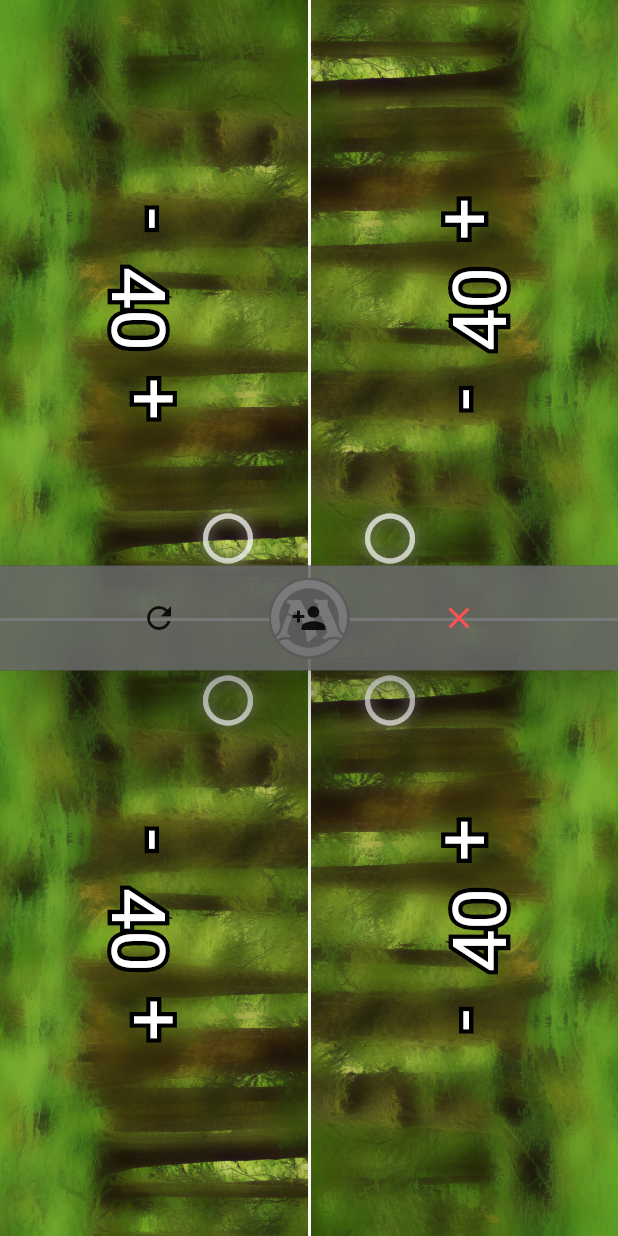
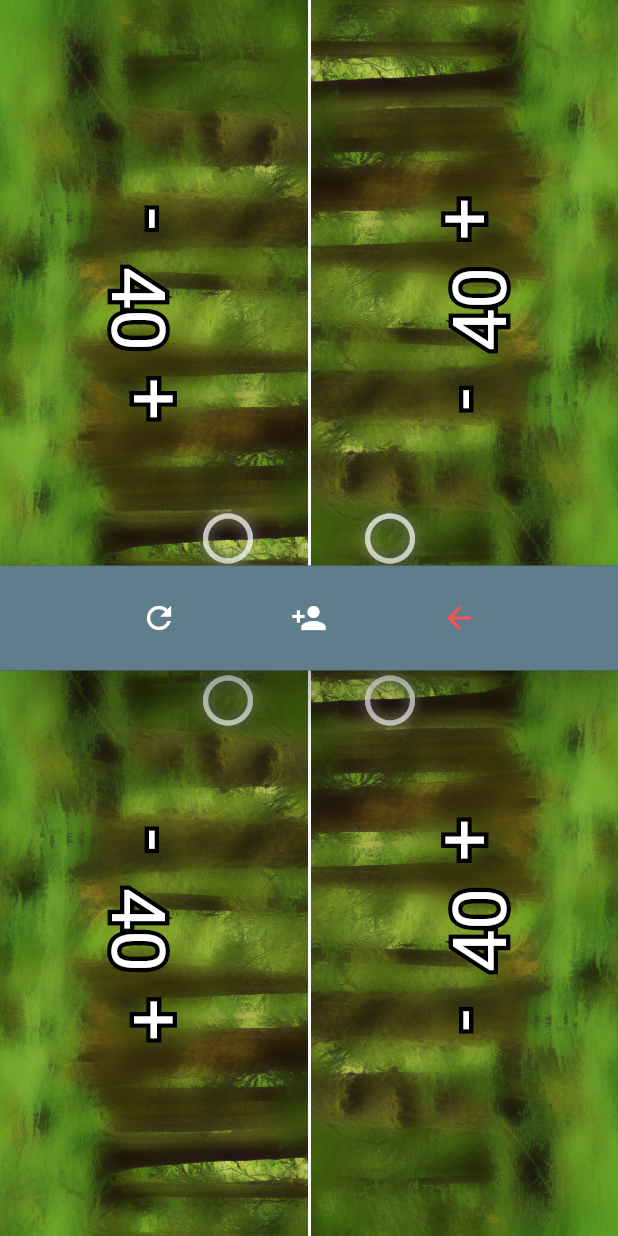
Before and after one commit to EmilFischer/MTGLifeCounter, a Flutter app: the screen it shows after launch, with the side drawer open, on a phone screen of 412 x 824 dp. Run offline on Flutter 3.47's test engine with Material 2 defaults, Android fonts, the light colour scheme and no system bars; our stand-ins replace wakelock.

Commit message:
Ah yes, changes

```diff
--- a/lib/main.dart
+++ b/lib/main.dart
@@ -3,8 +3,10 @@ import 'package:flutter_staggered_grid_view/flutter_staggered_grid_view.dart';
 import 'dart:developer';
 import 'playerBox.dart';
 import 'menu.dart';
+import 'package:wakelock/wakelock.dart';
 
 void main() {
+  Wakelock.toggle(enable: true);
   WidgetsFlutterBinding.ensureInitialized();
   runApp(const
     MaterialApp(
@@ -34,11 +36,22 @@ class MainGrid extends StatefulWidget {
 }
 
 class _MainGrid extends State<MainGrid> {
+
+  int numberOfPlayers = 4;
+  void setNumberOfPlayers(int num) {
+    setState(() {
+      numberOfPlayers = num;
+    });
+  }
+
+  void resetLife() {
+    setState(() {});
+  }
+
   @override
   Widget build(BuildContext context) {
 
     var height = MediaQuery.of(context).size.height;
-    const numberOfPlayers = 4;
 
     return Scaffold(
       body: Stack (
@@ -52,27 +65,27 @@ class _MainGrid extends State<MainGrid> {
               StaggeredGridTile.extent(
                 crossAxisCellCount: numberOfPlayers > 2 ? 1 : 2,
                 mainAxisExtent: height * 0.5,
-                child: const PlayerBox(1, numberOfPlayers),
+                child: PlayerBox(1, numberOfPlayers),
               ),
               StaggeredGridTile.extent(
                 crossAxisCellCount: numberOfPlayers > 2 ? 1 : 2,
                 mainAxisExtent: height * 0.5,
-                child: const PlayerBox(2, numberOfPlayers),
+                child: PlayerBox(2, numberOfPlayers),
               ),
               StaggeredGridTile.extent(
                 crossAxisCellCount: numberOfPlayers > 3 ? 1 : 2,
                 mainAxisExtent: height * 0.5,
-                child: const PlayerBox(3, numberOfPlayers),
+                child: PlayerBox(3, numberOfPlayers),
               ),
               StaggeredGridTile.extent(
                 crossAxisCellCount: numberOfPlayers > 3 ? 1 : 2,
                 mainAxisExtent: height * 0.5,
-                child: const PlayerBox(4, numberOfPlayers),
+                child: PlayerBox(4, numberOfPlayers),
               ),
             ],
           ),
-          const Center(
-            child: Menu(),
+          Center(
+            child: Menu(setNumberOfPlayers, resetLife),
           )
         ],
       ),
--- a/lib/menu.dart
+++ b/lib/menu.dart
@@ -1,10 +1,11 @@
 import 'dart:async';
-
-import 'package:flutter/cupertino.dart';
 import 'package:flutter/material.dart';
+import 'package:mtg_life_counter/strokedText.dart';
 
 class Menu extends StatefulWidget {
-  const Menu({super.key});
+  const Menu(this.setNumberOfPlayers, this.resetLife, {super.key});
+  final void Function(int) setNumberOfPlayers;
+  final void Function() resetLife;
 
   @override
   State<StatefulWidget> createState() {
@@ -14,17 +15,11 @@ class Menu extends StatefulWidget {
 
 class _Menu extends State<Menu> {
   GlobalKey<ScaffoldState> scaffoldKey = GlobalKey<ScaffoldState>();
-  @override
-  Widget build(BuildContext context) {
-    var visible = true;
+  var isMainDrawer = true;
 
-    return SizedBox(
-      height: 70,
-      child: Scaffold(
-        key: scaffoldKey,
-        backgroundColor: Colors.transparent,
-        drawer: Drawer(
-          backgroundColor: const Color.fromRGBO(128, 128, 128, 0.7),
+  Drawer getMainDrawer() {
+    return Drawer(
+      backgroundColor: Colors.blueGrey,
       width: double.infinity,
       child: Row(
         mainAxisAlignment: MainAxisAlignment.center,
@@ -32,63 +27,118 @@ class _Menu extends State<Menu> {
         children: <Widget> [
           SizedBox(
             width: 100,
+            height: 70,
             child: IconButton(
               icon: const Icon(Icons.refresh),
+              color: Colors.white,
               onPressed: () {
-                    setState(() {
-                      visible = true;
-                    });
+                widget.resetLife();
                 scaffoldKey.currentState!.closeDrawer();
               },
             ),
           ),
           SizedBox(
             width: 100,
+            height: 70,
             child: IconButton(
               icon: const Icon(Icons.person_add),
+              color: Colors.white,
               onPressed: () {
                 setState(() {
-                      visible = true;
+                  isMainDrawer = false;
                 });
+              },
+            ),
+          ),
+          SizedBox(
+            width: 100,
+            height: 70,
+            child: IconButton(
+              icon: const Icon(Icons.arrow_back),
+              color: Colors.redAccent,
+              onPressed: () {
+                scaffoldKey.currentState!.closeDrawer();
+              },
+            ),
+          )
+        ],
+      ),
+    );
+  }
+
+  Drawer getPlayerPickerDrawer() {
+    return Drawer(
+      backgroundColor: Colors.blueGrey,
+      width: double.infinity,
+      child: Row(
+        mainAxisAlignment: MainAxisAlignment.center,
+        crossAxisAlignment: CrossAxisAlignment.center,
+        children: <Widget> [
+          SizedBox(
+            width: 100,
+            height: 70,
+            child: TextButton(
+              child: const StrokedText('2', size: 20),
+              onPressed: () {
+                setState(() {
+                  isMainDrawer = true;
+                });
+                widget.setNumberOfPlayers(2);
                 scaffoldKey.currentState!.closeDrawer();
               },
             ),
           ),
           SizedBox(
             width: 100,
-                child: IconButton(
-                  icon: const Icon(Icons.close),
-                  color: Colors.redAccent,
+            height: 70,
+            child: TextButton(
+              child: const StrokedText('3', size: 20),
               onPressed: () {
                 setState(() {
-                      visible = true;
+                  isMainDrawer = true;
                 });
+                widget.setNumberOfPlayers(3);
                 scaffoldKey.currentState!.closeDrawer();
               },
             ),
-              )
+          ),
+          SizedBox(
+            width: 100,
+            height: 70,
+            child: TextButton(
+              child: const StrokedText('4', size: 20),
+              onPressed: () {
+                setState(() {
+                  isMainDrawer = true;
+                });
+                widget.setNumberOfPlayers(4);
+                scaffoldKey.currentState!.closeDrawer();
+              },
+            ),
+          ),
         ],
       ),
+    );
+  }
 
-        ),
+  @override
+  Widget build(BuildContext context) {
+
+    return SizedBox(
+      height: 70,
+      child: Scaffold(
+        key: scaffoldKey,
+        backgroundColor: Colors.transparent,
+        drawer: isMainDrawer ? getMainDrawer() : getPlayerPickerDrawer(),
         body: Center(
-          child: Visibility(
-            visible: visible,
-            maintainSize: true,
-            maintainAnimation: true,
-            maintainState: true,
           child: SizedBox(
             height: 70,
             width: 70,
             child: IconButton(
               icon: Image.asset('assets/images/MTGLogo.png'),
               onPressed: () {
-                  setState(() {
-                    visible = false;
-                  });
                 scaffoldKey.currentState!.openDrawer();
               },
-              ),
             ),
           ),
         )
--- a/lib/playerBox.dart
+++ b/lib/playerBox.dart
@@ -14,7 +14,6 @@ class PlayerBox extends StatefulWidget {
 }
 
 class _PlayerBox extends State<PlayerBox> {
-
   int getTextOrientation() {
     var numOfPlayers = widget.numberOfPlayers;
     var playerNum = widget.playerNumber;
--- a/pubspec.yaml
+++ b/pubspec.yaml
@@ -38,7 +38,8 @@ dependencies:
   cupertino_icons: ^1.0.2
   flutter_staggered_grid_view: ^0.6.2
   transparent_image: ^2.0.0
-  async: ^2.10.0
+  async: ^2.9.0
+  wakelock: ^0.6.2
 
 dev_dependencies:
   flutter_test:
```
Also changed, not shown: assets/images/RedBackground.jpg, pubspec.lock. Lines whose indentation alone changed are shown as unchanged.
